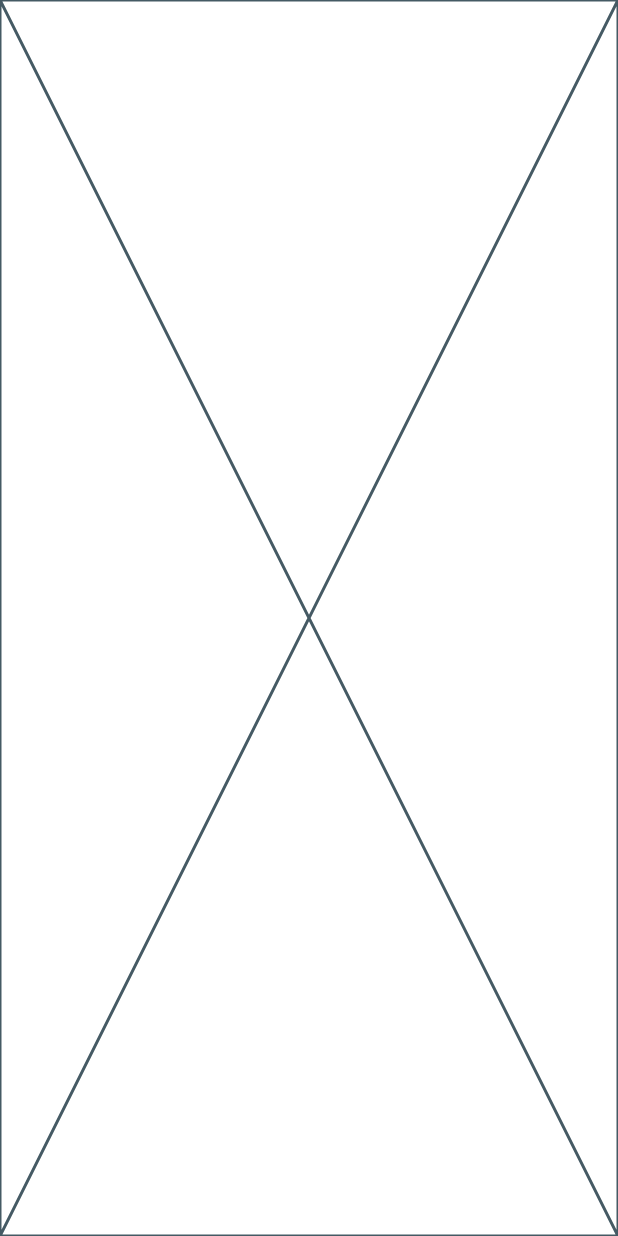
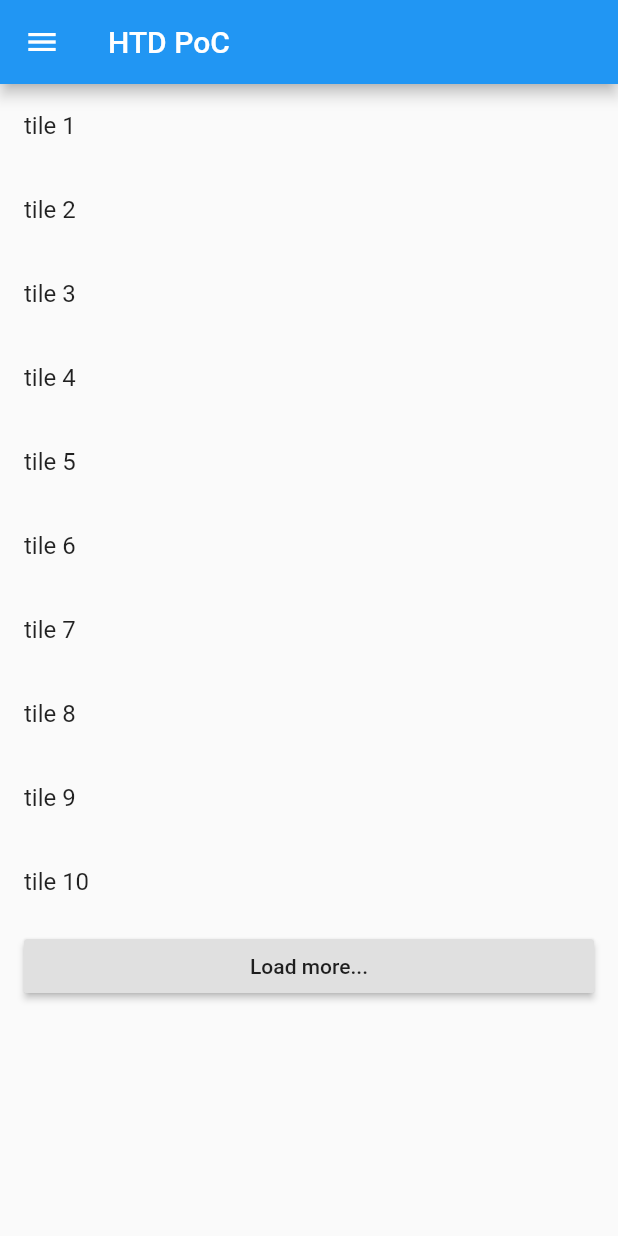
Before and after one commit to mastahnish/flutter-boilerplate, a Flutter app: the screen it shows after launch, on a phone screen of 412 x 824 dp. Run offline on Flutter 3.47's test engine with Material 2 defaults, Android fonts, the phone set to English and light mode, and no system bars; our stand-ins replace flutter_bloc.

Commit message:
Add basic widget layout and bloc architecture

```diff
--- /dev/null
+++ b/lib/bloc/list_page_bloc.dart
@@ -0,0 +1,17 @@
+import 'package:flutter_bloc/flutter_bloc.dart';
+import 'package:htd_poc/model/list_element_model.dart';
+
+part 'list_page_event.dart';
+part 'list_page_state.dart';
+
+class ListPageBloc extends Bloc<ListPageEvent, ListPageState> {
+  ListPageBloc() : super(ListPageState.initial());
+
+  @override
+  Stream<ListPageState> mapEventToState(ListPageEvent event) async* {
+    if (event is _LoadNextPageEvent) {
+      // TODO
+      print('bloc');
+    }
+  }
+}
--- /dev/null
+++ b/lib/bloc/list_page_event.dart
@@ -0,0 +1,7 @@
+part of 'list_page_bloc.dart';
+
+abstract class ListPageEvent {
+  factory ListPageEvent.tryLoadNextPage() => _LoadNextPageEvent();
+}
+
+class _LoadNextPageEvent implements ListPageEvent {}
--- /dev/null
+++ b/lib/bloc/list_page_state.dart
@@ -0,0 +1,15 @@
+part of 'list_page_bloc.dart';
+
+class ListPageState {
+  final int pagesLoaded;
+  final List<ListElementModel> loadedElements;
+
+  ListPageState._(this.pagesLoaded, this.loadedElements);
+
+  factory ListPageState.initial() => ListPageState._(0, const []);
+
+  ListPageState withNewElements(List<ListElementModel> newElements) =>
+      ListPageState._(pagesLoaded + 1, [...loadedElements, ...newElements]);
+
+  bool get loaded => loadedElements.isNotEmpty;
+}
--- a/lib/main.dart
+++ b/lib/main.dart
@@ -1,4 +1,5 @@
 import 'package:flutter/material.dart';
+import 'package:htd_poc/ui/pages/list_page.dart';
 
 void main() {
   runApp(AppRoot());
@@ -13,7 +14,7 @@ class AppRoot extends StatelessWidget {
         primarySwatch: Colors.blue,
         visualDensity: VisualDensity.adaptivePlatformDensity,
       ),
-      home: Placeholder(),
+      home: ListPage(),
     );
   }
 }
--- /dev/null
+++ b/lib/model/list_element_model.dart
@@ -0,0 +1,6 @@
+class ListElementModel {
+  final String name;
+  final String details;
+
+  ListElementModel(this.name, this.details);
+}
--- /dev/null
+++ b/lib/ui/pages/list_page.dart
@@ -0,0 +1,45 @@
+import 'package:flutter/material.dart';
+import 'package:flutter/widgets.dart';
+import 'package:flutter_bloc/flutter_bloc.dart';
+import 'package:htd_poc/bloc/list_page_bloc.dart';
+import 'package:htd_poc/ui/widgets/list_element.dart';
+
+class ListPage extends StatelessWidget {
+  @override
+  Widget build(BuildContext context) {
+    return BlocProvider<ListPageBloc>(
+      create: (_) => ListPageBloc(),
+      child: Scaffold(
+        appBar: AppBar(
+          title: Text("HTD PoC"),
+        ),
+        drawer: Drawer(),
+        body: SingleChildScrollView(
+          child: BlocBuilder<ListPageBloc, ListPageState>(
+            builder: (BuildContext context, ListPageState state) => Column(
+              children: [
+                ListView.builder(
+                    primary: false,
+                    shrinkWrap: true,
+                    itemCount: 10,
+                    itemBuilder: (BuildContext context, int index) {
+                      return ListElement(title: 'tile ${index + 1}');
+                    }),
+                ListTile(
+                  title: RaisedButton(
+                    onPressed: () {
+                      context
+                          .bloc<ListPageBloc>()
+                          .add(ListPageEvent.tryLoadNextPage());
+                    },
+                    child: Text("Load more..."),
+                  ),
+                )
+              ],
+            ),
+          ),
+        ),
+      ),
+    );
+  }
+}
--- /dev/null
+++ b/lib/ui/widgets/list_element.dart
@@ -0,0 +1,19 @@
+import 'package:flutter/material.dart';
+import 'package:flutter/widgets.dart';
+import 'package:htd_poc/ui/pages/details_page.dart';
+
+class ListElement extends StatelessWidget {
+  final String title;
+
+  const ListElement({Key key, @required this.title}) : super(key: key);
+
+  @override
+  Widget build(BuildContext context) {
+    return ListTile(
+      onTap: () => Navigator.of(context).push(
+        MaterialPageRoute(builder: (BuildContext context) => DetailsPage()),
+      ),
+      title: Text(title),
+    );
+  }
+}
```
Also changed, not shown: lib/ui/pages/details_page.dart (added, +14 -0 lines).
